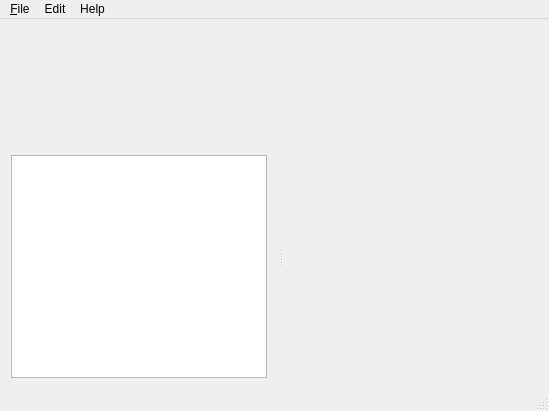
Above: src/mainwindow.ui from kernelcoffee/ErgoMusic before the change. Below: the same form after it.
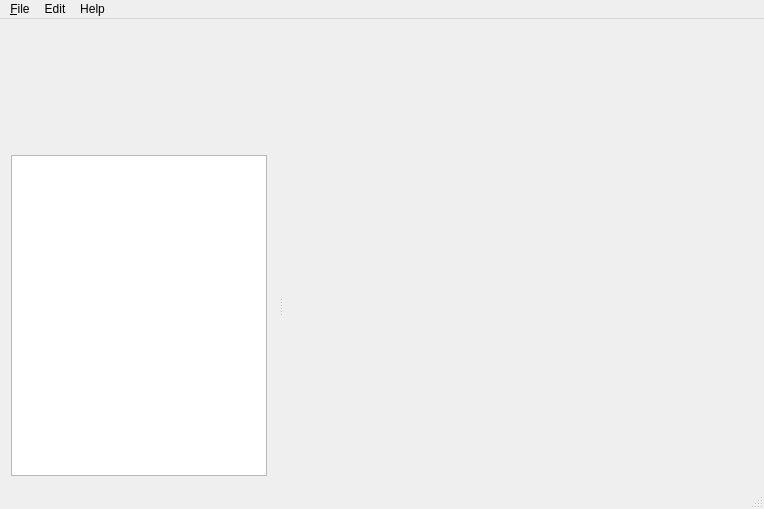
That is the form after the change.

```diff
--- a/src/mainwindow.ui
+++ b/src/mainwindow.ui
@@ -6,8 +6,8 @@
    <rect>
     <x>0</x>
     <y>0</y>
-    <width>549</width>
-    <height>411</height>
+    <width>764</width>
+    <height>509</height>
    </rect>
   </property>
   <property name="windowTitle">
@@ -21,8 +21,8 @@
     <rect>
      <x>0</x>
      <y>0</y>
-     <width>549</width>
-     <height>22</height>
+     <width>764</width>
+     <height>21</height>
     </rect>
    </property>
    <widget class="QMenu" name="menu_File">
@@ -70,6 +70,9 @@
    <widget class="QWidget" name="playerLayout"/>
   </widget>
   <widget class="QDockWidget" name="playlistDockWidget">
+   <property name="enabled">
+    <bool>true</bool>
+   </property>
    <property name="minimumSize">
     <size>
      <width>100</width>
@@ -82,6 +85,9 @@
      <height>524287</height>
     </size>
    </property>
+   <property name="autoFillBackground">
+    <bool>false</bool>
+   </property>
    <property name="features">
     <set>QDockWidget::NoDockWidgetFeatures</set>
    </property>
```
Left out of the diff: 3 changed lines with no effect on the pictures.
